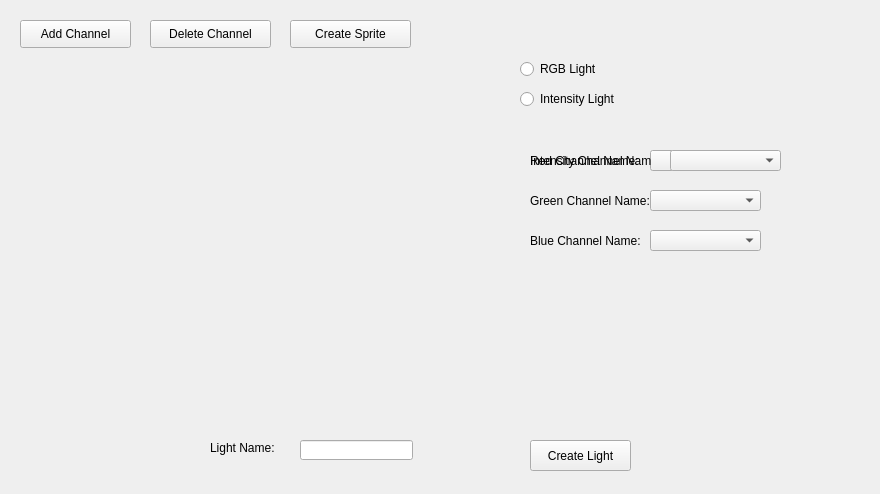
Qt form PiDMX/ui/createLightTypeWindow.ui (68Duck/PiDMX) before a commit.
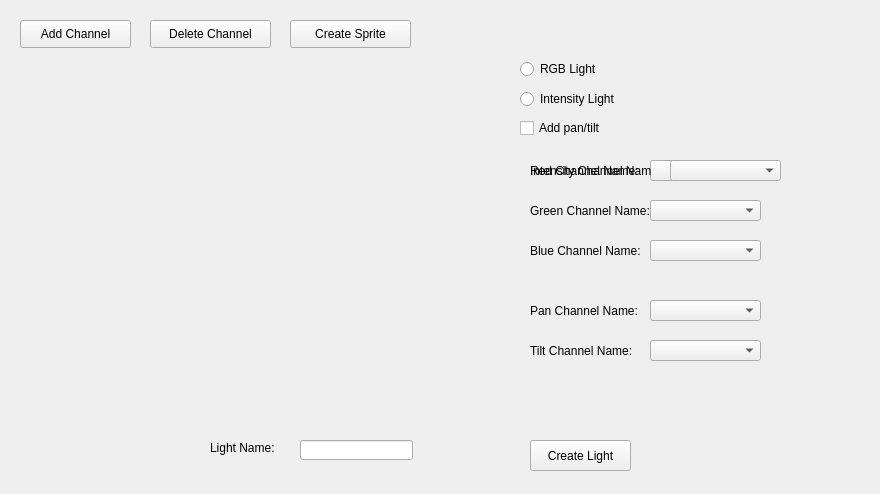
The same form after that commit.

Commit message: Added pan and tilt grid for creating lights.

Diff of the .ui file:
```diff
--- a/PiDMX/ui/createLightTypeWindow.ui
+++ b/PiDMX/ui/createLightTypeWindow.ui
@@ -55,7 +55,7 @@
     <rect>
      <x>520</x>
      <y>60</y>
-     <width>111</width>
+     <width>281</width>
      <height>18</height>
     </rect>
    </property>
@@ -68,7 +68,7 @@
     <rect>
      <x>520</x>
      <y>90</y>
-     <width>121</width>
+     <width>321</width>
      <height>18</height>
     </rect>
    </property>
@@ -93,7 +93,7 @@
    <property name="geometry">
     <rect>
      <x>520</x>
-     <y>140</y>
+     <y>150</y>
      <width>261</width>
      <height>131</height>
     </rect>
@@ -167,12 +167,11 @@
      <string>Blue Channel Name:</string>
     </property>
    </widget>
-  </widget>
   <widget class="QWidget" name="intensityWidget" native="true">
    <property name="geometry">
     <rect>
-     <x>520</x>
-     <y>140</y>
+      <x>0</x>
+      <y>0</y>
      <width>291</width>
      <height>51</height>
     </rect>
@@ -201,6 +200,7 @@
     </property>
    </widget>
   </widget>
+  </widget>
   <widget class="QLineEdit" name="lightNameInput">
    <property name="geometry">
     <rect>
@@ -237,6 +237,75 @@
     <string>Create Sprite</string>
    </property>
   </widget>
+  <widget class="QWidget" name="panTiltWidget" native="true">
+   <property name="geometry">
+    <rect>
+     <x>520</x>
+     <y>290</y>
+     <width>261</width>
+     <height>81</height>
+    </rect>
+   </property>
+   <widget class="QComboBox" name="panChannelInput">
+    <property name="geometry">
+     <rect>
+      <x>130</x>
+      <y>10</y>
+      <width>111</width>
+      <height>21</height>
+     </rect>
+    </property>
+   </widget>
+   <widget class="QLabel" name="label_2">
+    <property name="geometry">
+     <rect>
+      <x>10</x>
+      <y>10</y>
+      <width>121</width>
+      <height>21</height>
+     </rect>
+    </property>
+    <property name="text">
+     <string>Pan Channel Name:</string>
+    </property>
+   </widget>
+   <widget class="QComboBox" name="tiltChannelInput">
+    <property name="geometry">
+     <rect>
+      <x>130</x>
+      <y>50</y>
+      <width>111</width>
+      <height>21</height>
+     </rect>
+    </property>
+   </widget>
+   <widget class="QLabel" name="label_5">
+    <property name="geometry">
+     <rect>
+      <x>10</x>
+      <y>50</y>
+      <width>121</width>
+      <height>21</height>
+     </rect>
+    </property>
+    <property name="text">
+     <string>Tilt Channel Name:</string>
+    </property>
+   </widget>
+  </widget>
+  <widget class="QCheckBox" name="panTiltCheckBox">
+   <property name="geometry">
+    <rect>
+     <x>520</x>
+     <y>120</y>
+     <width>291</width>
+     <height>16</height>
+    </rect>
+   </property>
+   <property name="text">
+    <string>Add pan/tilt</string>
+   </property>
+  </widget>
  </widget>
  <resources/>
  <connections/>
```
Lines whose indentation alone changed are shown as unchanged. The commit also changes 2 other files.
